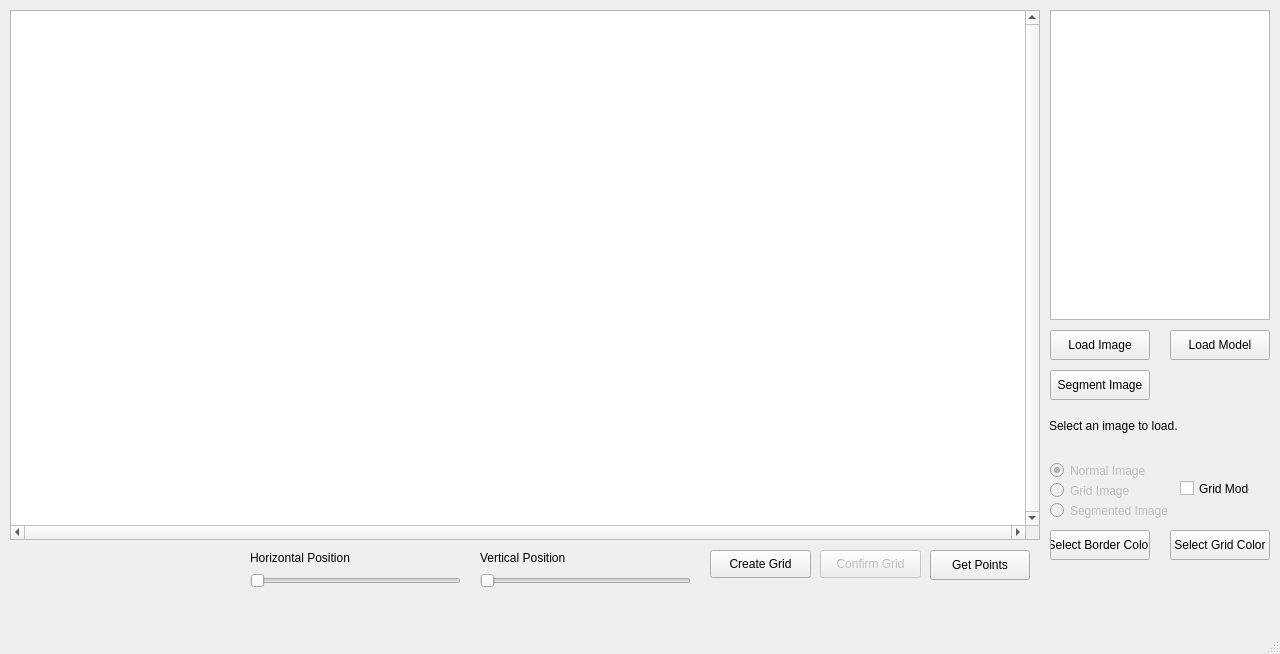
Old version of the form sopia_ui.ui in the repository j-askin/cs198.
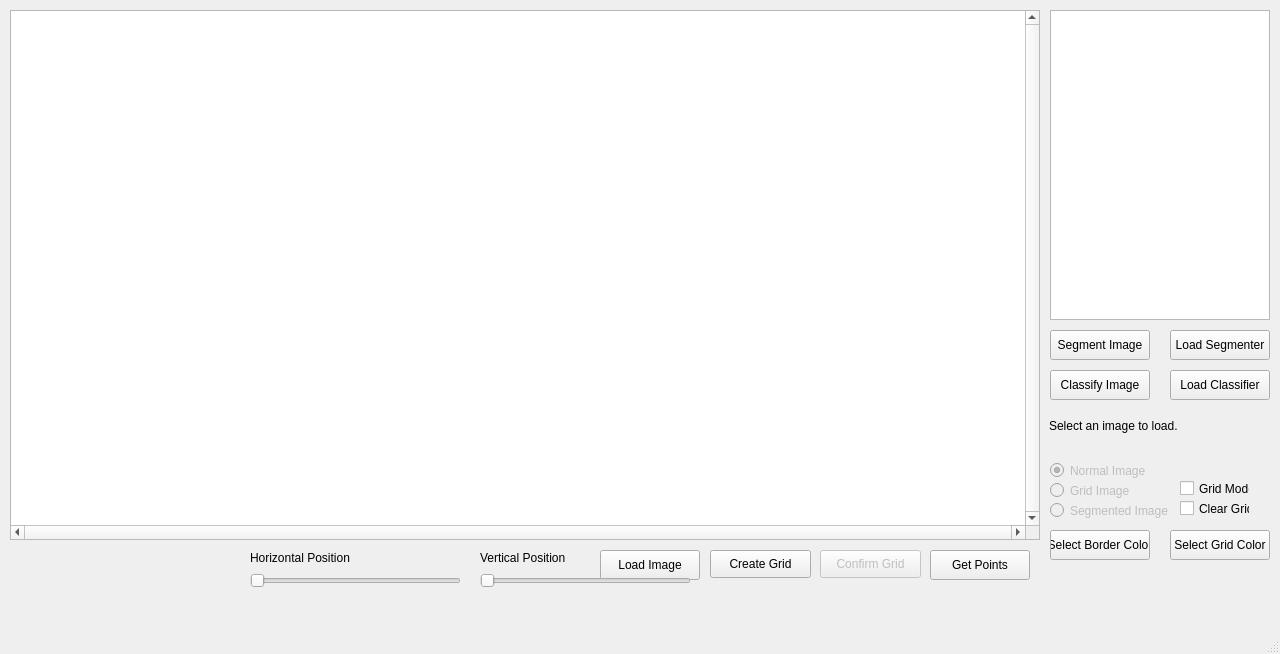
New version of the form.

Commit message: Added classifier to point counting

The edit to the form file:
```diff
--- a/sopia_ui.ui
+++ b/sopia_ui.ui
@@ -27,8 +27,8 @@
    <widget class="QPushButton" name="loadImage">
     <property name="geometry">
      <rect>
-      <x>1050</x>
-      <y>330</y>
+      <x>600</x>
+      <y>550</y>
       <width>100</width>
       <height>30</height>
      </rect>
@@ -41,7 +41,7 @@
     <property name="geometry">
      <rect>
       <x>1050</x>
-      <y>370</y>
+      <y>330</y>
       <width>100</width>
       <height>30</height>
      </rect>
@@ -50,6 +50,19 @@
      <string>Segment Image</string>
     </property>
    </widget>
+   <widget class="QPushButton" name="classifyImage">
+    <property name="geometry">
+     <rect>
+      <x>1050</x>
+      <y>370</y>
+      <width>100</width>
+      <height>30</height>
+     </rect>
+    </property>
+    <property name="text">
+     <string>Classify Image</string>
+    </property>
+   </widget>
    <widget class="QPushButton" name="getPoints">
     <property name="geometry">
      <rect>
@@ -117,7 +130,20 @@
      </rect>
     </property>
     <property name="text">
-     <string>Load Model</string>
+     <string>Load Segmenter</string>
+    </property>
+   </widget>
+<widget class="QPushButton" name="loadCls">
+    <property name="geometry">
+     <rect>
+      <x>1170</x>
+      <y>370</y>
+      <width>100</width>
+      <height>30</height>
+     </rect>
+    </property>
+    <property name="text">
+     <string>Load Classifier</string>
     </property>
    </widget>
    <widget class="QPushButton" name="createGrid">
@@ -283,6 +309,19 @@
      <string>Grid Mode</string>
     </property>
    </widget>
+   <widget class="QCheckBox" name="changeClear">
+    <property name="geometry">
+     <rect>
+      <x>1180</x>
+      <y>500</y>
+      <width>70</width>
+      <height>17</height>
+     </rect>
+    </property>
+    <property name="text">
+     <string>Clear Grid</string>
+    </property>
+   </widget>
    <widget class="QPushButton" name="selectBorder">
     <property name="geometry">
      <rect>
```
Left out of the diff: 2 changed lines with no effect on the pictures. The commit also changes 170 other files.
